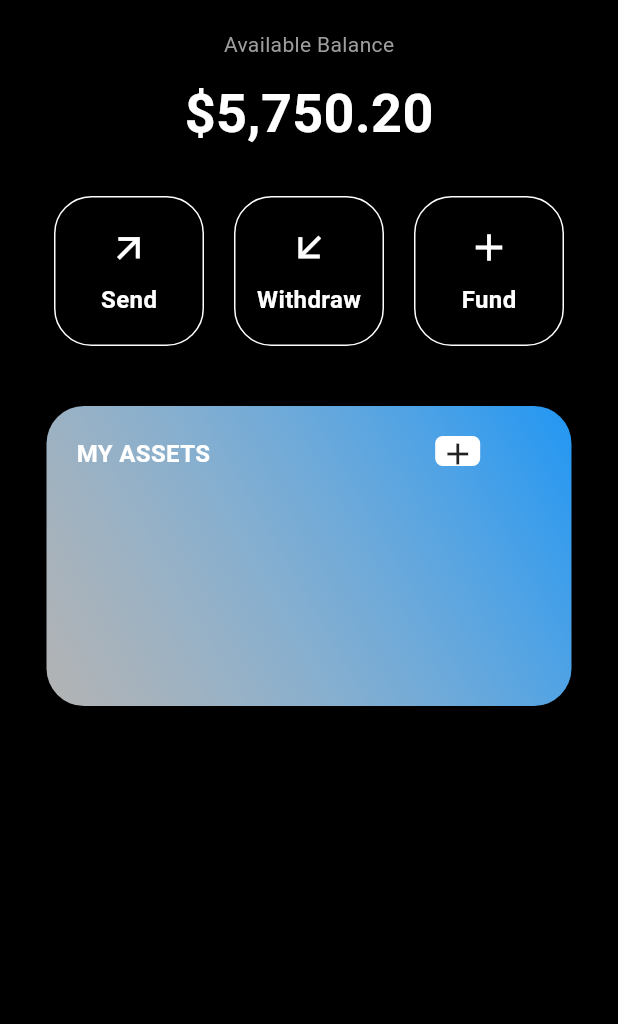
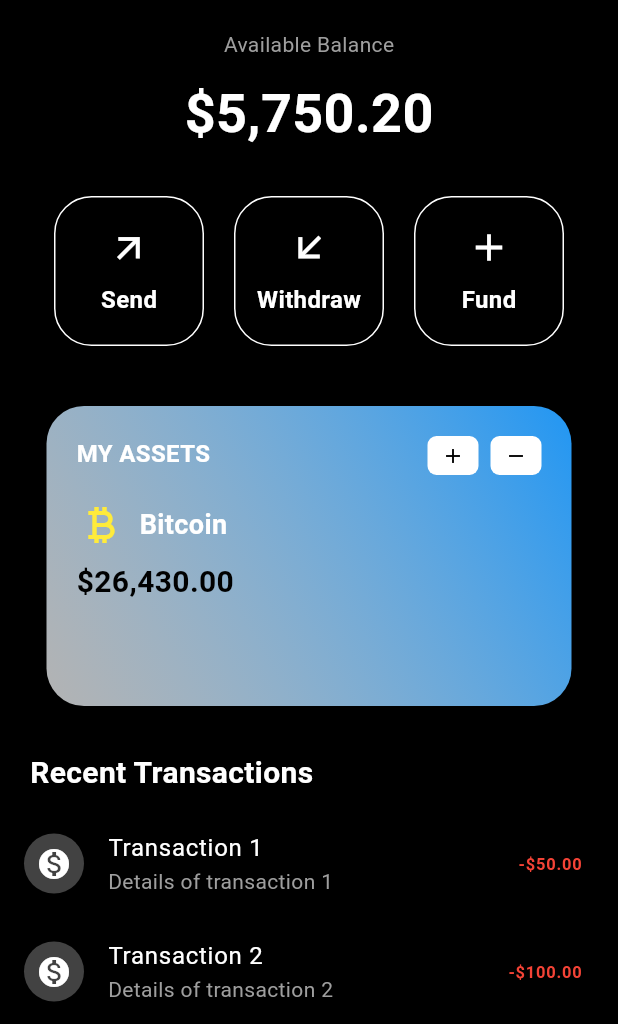
Before and after one commit to Phinehas01/walletapp, a Flutter app: the screen it shows after launch, on a phone screen of 412 x 824 dp, the part 212-1236 px from its top. Run offline on Flutter 3.47's test engine with Material 3 defaults, Android fonts, the phone set to English and light mode, and no system bars.

Commit message:
UI update

```diff
--- a/lib/home.dart
+++ b/lib/home.dart
@@ -14,8 +14,8 @@ class Home extends StatelessWidget {
           style: TextStyle(color: Colors.white),
         ),
       ),
-
-      body: Column(
+      body: SingleChildScrollView(
+        child: Column(
           children: [
             // Wallet selector
             Align(
@@ -70,7 +70,7 @@ class Home extends StatelessWidget {
 
             const SizedBox(height: 30),
 
-          // Action buttons row
+            // Action buttons
             Row(
               mainAxisAlignment: MainAxisAlignment.center,
               children: [
@@ -81,9 +81,7 @@ class Home extends StatelessWidget {
                   ),
                   label: 'Send',
                 ),
-
                 const SizedBox(width: 20),
-
                 actionCard(
                   icon: Transform.rotate(
                     angle: 3.14 / 4,
@@ -91,9 +89,7 @@ class Home extends StatelessWidget {
                   ),
                   label: 'Withdraw',
                 ),
-
                 const SizedBox(width: 20),
-
                 actionCard(
                   icon: const Icon(Icons.add),
                   label: 'Fund',
@@ -103,24 +99,28 @@ class Home extends StatelessWidget {
 
             const SizedBox(height: 40),
 
-          // Large container
+            // Assets Card
             Container(
               width: 350,
               height: 200,
               decoration: BoxDecoration(
-              gradient: LinearGradient(
+                gradient: const LinearGradient(
                   colors: [Colors.white70, Colors.blue],
                   begin: Alignment.bottomLeft,
                   end: Alignment.topRight,
                 ),
                 borderRadius: BorderRadius.circular(25),
               ),
+              child: Padding(
+                padding: const EdgeInsets.all(20),
                 child: Row(
                   crossAxisAlignment: CrossAxisAlignment.start,
                   children: [
-                Container(
-                  margin: const EdgeInsets.only(left: 20, top: 20),
-                    child: Text(
+                    // LEFT CONTENT
+                    Column(
+                      crossAxisAlignment: CrossAxisAlignment.start,
+                      children: const [
+                        Text(
                           'MY ASSETS',
                           style: TextStyle(
                             color: Colors.white,
@@ -128,34 +128,114 @@ class Home extends StatelessWidget {
                             fontWeight: FontWeight.bold,
                           ),
                         ),
+                        SizedBox(height: 20),
+                        Row(
+                          children: [
+                            Icon(
+                              Icons.currency_bitcoin,
+                              color: Colors.yellow,
+                              size: 32,
                             ),
-                Container(
-                  margin: const EdgeInsets.only(left: 150, top: 20),
-                  height: 20,
-                  width: 30,
-                  decoration: BoxDecoration(
+                            SizedBox(width: 10),
+                            Text(
+                              'Bitcoin',
+                              style: TextStyle(
                                 color: Colors.white,
-                    borderRadius: BorderRadius.circular(5),
+                                fontSize: 18,
+                                fontWeight: FontWeight.bold,
                               ),
-                  child: const Center(
-                    child: Icon(
-                    Icons.add
                             ),
-                  )
-                )
+                          ],
+                        ),
+                        SizedBox(height: 8),
+                        Text(
+                          '\$26,430.00',
+                          style: TextStyle(
+                            color: Colors.black,
+                            fontSize: 20,
+                            fontWeight: FontWeight.bold,
+                          ),
+                        ),
                       ],
                     ),
 
+                    const Spacer(),
+
+                    // Buttons
+                    _miniButton(Icons.add),
+                    const SizedBox(width: 8),
+                    _miniButton(Icons.remove),
+                  ],
                 ),
+              ),
+            ),
+
             const SizedBox(height: 30),
+            // Recent Transactions label
+            Align(
+              alignment: Alignment.centerLeft,
+              child: Padding(
+                padding: const EdgeInsets.symmetric(horizontal: 20),
+                child: Text(
+                  'Recent Transactions',
+                  style: TextStyle(
+                    color: Colors.white,
+                    fontSize: 20,
+                    fontWeight: FontWeight.bold,
+                  ),
+                ),
+              ),
+            ),
+            const SizedBox(height: 10),
+            // Placeholder for recent transactions
          Column(
-            children: [
+              children: List.generate(3, (index) {
+                return ListTile(
+                  leading: CircleAvatar(
+                    backgroundColor: Colors.grey[800],
+                    child: const Icon(Icons.monetization_on, color: Colors.white),
+                  ),
+                  title: Text(
+                    'Transaction ${index + 1}',
+                    style: const TextStyle(color: Colors.white),
+                  ),
+                  subtitle: Text(
+                    'Details of transaction ${index + 1}',
+                    style: TextStyle(color: Colors.grey[500]),
+                  ),
+                  trailing: Text(
+                    '-\$${(index + 1) * 50}.00',
+                    style: const TextStyle(color: Colors.red, fontWeight: FontWeight.bold),
+                  ),
+                );
+              }),
+            ),
           ],
-            )
-        ],
+
+        ),
+
+
       ),
     );
   }
+}
+
+/// Mini + / - button
+Widget _miniButton(IconData icon) {
+  return Container(
+    height: 26,
+    width: 34,
+    decoration: BoxDecoration(
+      color: Colors.white,
+      borderRadius: BorderRadius.circular(6),
+    ),
+    alignment: Alignment.center,
+    child: Icon(
+      icon,
+      size: 16,
+      color: Colors.black,
+    ),
+  );
 }
 
 /// Reusable action card widget
```
Lines whose indentation alone changed are shown as unchanged.
